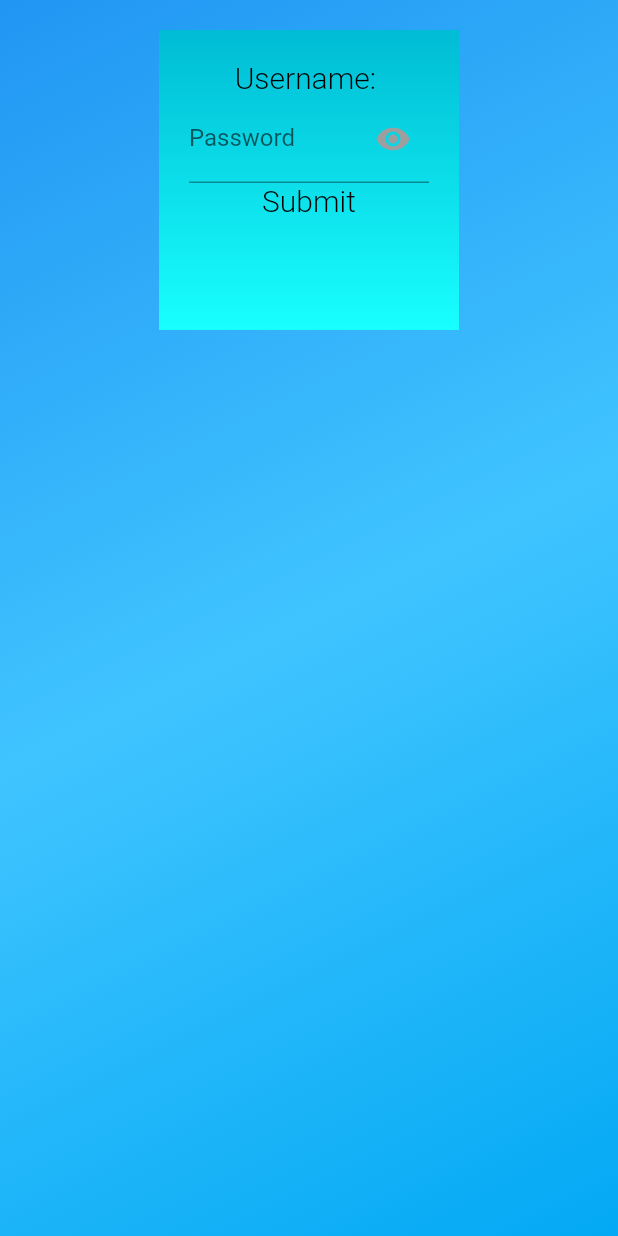
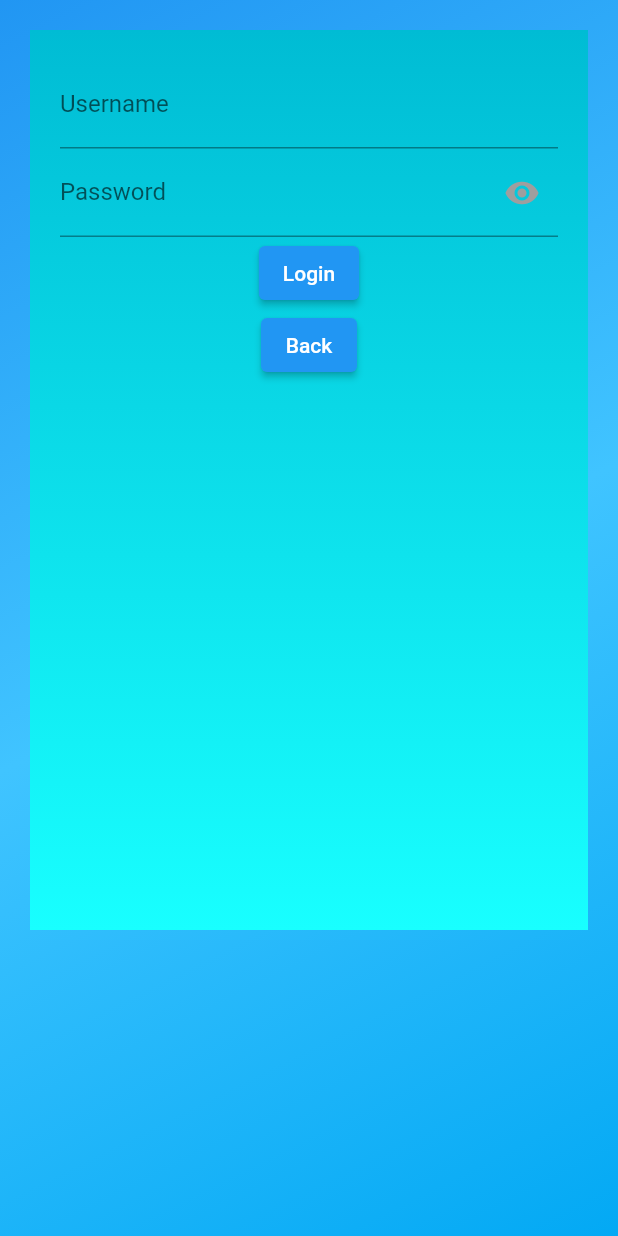
Before and after one commit to up201806330/Retrospective-Wall, a Flutter app: the screen it shows after launch, after a tap on "Login", on a phone screen of 412 x 824 dp. Run offline on Flutter 3.47's test engine with Material 2 defaults, Android fonts, the phone set to English and light mode, and no system bars; our stand-ins replace cloud_firestore, firebase_core, vibration; accounts and stored records are empty.

Commit message:
Login page routing working and login buttons visibility working

```diff
--- a/retrospective_wall/lib/bubbles_subdivisions.dart
+++ b/retrospective_wall/lib/bubbles_subdivisions.dart
@@ -36,6 +36,41 @@ class _BubblesSubdivision extends State<BubblesSubdivision> {
     );
   }
 
+  Widget logoutButton() {
+    return Column(
+      children: [
+        Text("Logged in!"),
+        ElevatedButton(
+            child: Text("Logout"),
+            onPressed: () {
+              _onLogoutPress(context);
+            }),
+      ],
+    );
+  }
+
+  Widget loginSignupButtons() {
+    return Center(
+      child: Row(
+        mainAxisAlignment: MainAxisAlignment.center,
+        children: [
+          ElevatedButton(
+            onPressed: () {
+              _onLoginPress(context);
+            },
+            child: Text("Login"),
+          ),
+          ElevatedButton(
+            onPressed: () {
+              _onSignupPress(context);
+            },
+            child: Text("Signup"),
+          ),
+        ],
+      ),
+    );
+  }
+
   @override
   Widget build(BuildContext context) {
     return Scaffold(
@@ -49,8 +84,7 @@ class _BubblesSubdivision extends State<BubblesSubdivision> {
                 end: Alignment.bottomLeft,
                 colors: [Colors.blue.shade50, Colors.blue.shade600])),
         child: SafeArea(
-                child: Column(
-              children: [
+          child: Column(children: [
             Center(
               child: Column(
                 children: [
@@ -155,20 +189,25 @@ class _BubblesSubdivision extends State<BubblesSubdivision> {
                       ),
                     ),
                   ),
-                    Row(
-                      children: [
                   ElevatedButton(
                     onPressed: () {
-                            _onLoginPress(context);
+                      _onNewBubblePress(context);
                     },
-                          child: Text("Login"),
+                    child: Text("New Bubble"),
                   ),
+                  ElevatedButton(
+                      onPressed: () {
+                        print(isLoggedIn);
+                      },
+                      child: Text("Teste")),
+                  isLoggedIn ? logoutButton() : loginSignupButtons(),
                 ],
               ),
-                  ],
-                )),
-              ],
-            ))));
+            ),
+          ]),
+        ),
+      ),
+    );
   }
 
   _onSubdivisionTap(BuildContext context, int category) {
@@ -190,7 +229,23 @@ class _BubblesSubdivision extends State<BubblesSubdivision> {
     }
   }
 
-  _onLoginPress(BuildContext context) {
-    Navigator.pushNamed(context, LoginSignupRoute);
+  _onLoginPress(BuildContext context) async {
+    print("Login");
+    final result = await Navigator.pushNamed(context, LoginSignupRoute);
+
+    print(result);
+    setState(() {
+      isLoggedIn = result;
+    });
+  }
+
+  _onLogoutPress(BuildContext context) {
+    setState(() {
+      isLoggedIn = false;
+    });
+  }
+
+  _onSignupPress(BuildContext context) {
+    //Navigator.pushNamed(context, LoginSignupRoute);
   }
 }
--- a/retrospective_wall/lib/login.dart
+++ b/retrospective_wall/lib/login.dart
@@ -1,5 +1,6 @@
 import 'package:flutter/material.dart';
 import 'widgets/passwordField.dart';
+import 'widgets/usernameField.dart';
 
 class LoginSignup extends StatefulWidget {
   @override
@@ -9,6 +10,14 @@ class LoginSignup extends StatefulWidget {
 class _LoginState extends State<LoginSignup> {
   TextEditingController controllerHeading = new TextEditingController();
   TextEditingController controllerText = new TextEditingController();
+
+  _onLoginPressed() {
+    Navigator.pop(context, true);
+  }
+
+  _onBackPressed() {
+    Navigator.pop(context, false);
+  }
 
   @override
   Widget build(BuildContext context) {
@@ -32,16 +41,26 @@ class _LoginState extends State<LoginSignup> {
                     colors: [Colors.cyan, Colors.cyanAccent],
                   ),
                 ),
-                height: 200,
-                width: 200,
+                height: 600,
+                width: 400,
                 padding: EdgeInsets.all(20.0),
                 margin: EdgeInsets.all(20.0),
                 child: Center(
                   child: Column(
                     children: [
-                      Text("Username: "),
+                      UsernameField(),
                       PasswordField(),
-                      Text("Submit"),
+                      ElevatedButton(
+                          onPressed: () {
+                            _onLoginPressed();
+                          },
+                          child: Text("Login")),
+                      ElevatedButton(
+                        onPressed: () {
+                          _onBackPressed();
+                        },
+                        child: Text("Back"),
+                      ),
                     ],
                   ),
                 ),
```
Lines whose indentation alone changed are shown as unchanged.
